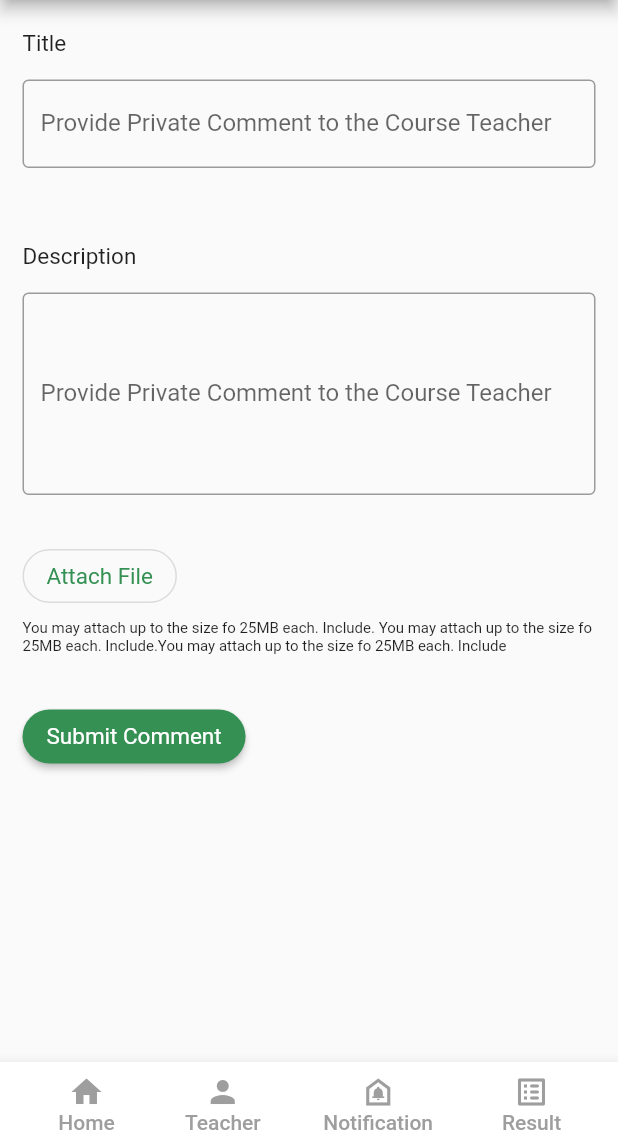
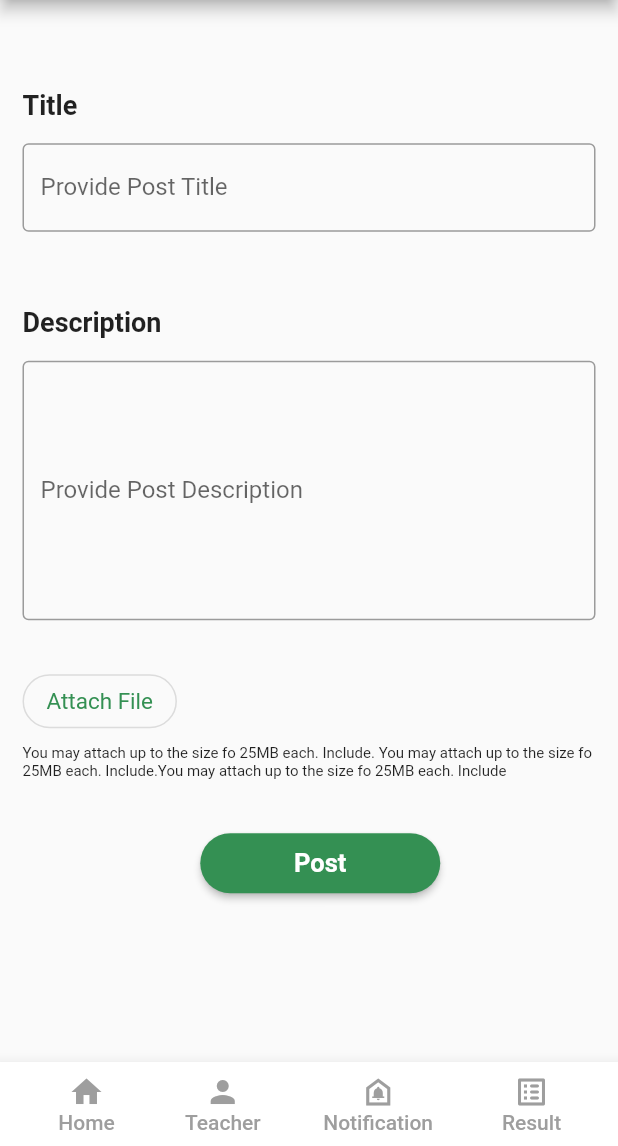
Before and after one commit to moinur-rahman/academi-portal, a Flutter app: the screen it shows after launch, on a phone screen of 412 x 824 dp, the part 90-1236 px from its top. Run offline on Flutter 3.47's test engine with Material 2 defaults, Android fonts, the light colour scheme and no system bars; our stand-ins replace carousel_slider, flutter_dotenv, graphql, toggle_switch.

Commit message:
Create post page modification

```diff
--- a/lib/components/SignInPage/input_section.dart
+++ b/lib/components/SignInPage/input_section.dart
@@ -87,7 +87,7 @@ class _InputSectionState extends State<InputSection> {
                     color: Colors.green,
                   )),
             ),
-          )
+          ),
         ],
       ),
     );
--- a/lib/view/create_post.dart
+++ b/lib/view/create_post.dart
@@ -15,15 +15,16 @@ class CreatePost extends StatelessWidget {
         child: Container(
           margin: EdgeInsets.only(left: 15, top: 20),
           width: double.infinity,
-          height: 500,
+          height: 650,
           child: Column(
+            mainAxisAlignment: MainAxisAlignment.center,
             children: [
               Container(
                 alignment: Alignment.topLeft,
                 //margin: EdgeInsets.only(left: 15),
                 child: const Text(
                   'Title',
-                  style: TextStyle(fontSize: 15, fontWeight: FontWeight.w400),
+                  style: TextStyle(fontSize: 18, fontWeight: FontWeight.bold),
                 ),
               ),
               Container(
@@ -31,8 +32,8 @@ class CreatePost extends StatelessWidget {
                 child: TextField(
                   decoration: InputDecoration(
                     border: OutlineInputBorder(),
-                    labelText: 'Provide Private Comment to the Course Teacher',
-                    hintText: 'Enter Your Name',
+                    labelText: 'Provide Post Title',
+                    hintText: 'Title Name',
                   ),
                 ),
               ),
@@ -41,7 +42,7 @@ class CreatePost extends StatelessWidget {
                 margin: EdgeInsets.only(top: 50),
                 child: const Text(
                   'Description',
-                  style: TextStyle(fontSize: 15, fontWeight: FontWeight.w400),
+                  style: TextStyle(fontSize: 18, fontWeight: FontWeight.bold),
                 ),
               ),
               Container(
@@ -50,10 +51,10 @@ class CreatePost extends StatelessWidget {
                   textAlign: TextAlign.start,
                   decoration: InputDecoration(
                     border: OutlineInputBorder(),
-                    labelText: 'Provide Private Comment to the Course Teacher',
-                    hintText: 'Enter Your Name',
+                    labelText: 'Provide Post Description',
+                    hintText: 'Enter Description',
                   ),
-                  minLines: 5,
+                  minLines: 7,
                   maxLines: null,
                 ),
               ),
@@ -90,11 +91,11 @@ class CreatePost extends StatelessWidget {
                 ),
               ),
               Container(
-                alignment: Alignment.topLeft,
-                margin: EdgeInsets.only(top: 30),
+                width: 160,
+                height: 40,
+                margin: EdgeInsets.symmetric(vertical: 35),
                 child: ElevatedButton(
                   style: ElevatedButton.styleFrom(
-                      textStyle: const TextStyle(fontSize: 20),
                       backgroundColor: Color(0xff349053),
                       shape: RoundedRectangleBorder(
                         borderRadius: BorderRadius.circular(30),
@@ -103,8 +104,8 @@ class CreatePost extends StatelessWidget {
                     //Navigator.pushNamed(context, routeName)
                   },
                   child: const Text(
-                    'Submit Comment',
-                    style: TextStyle(fontSize: 15, fontWeight: FontWeight.w400),
+                    'Post',
+                    style: TextStyle(fontSize: 17, fontWeight: FontWeight.bold),
                   ),
                 ),
               ),
```
